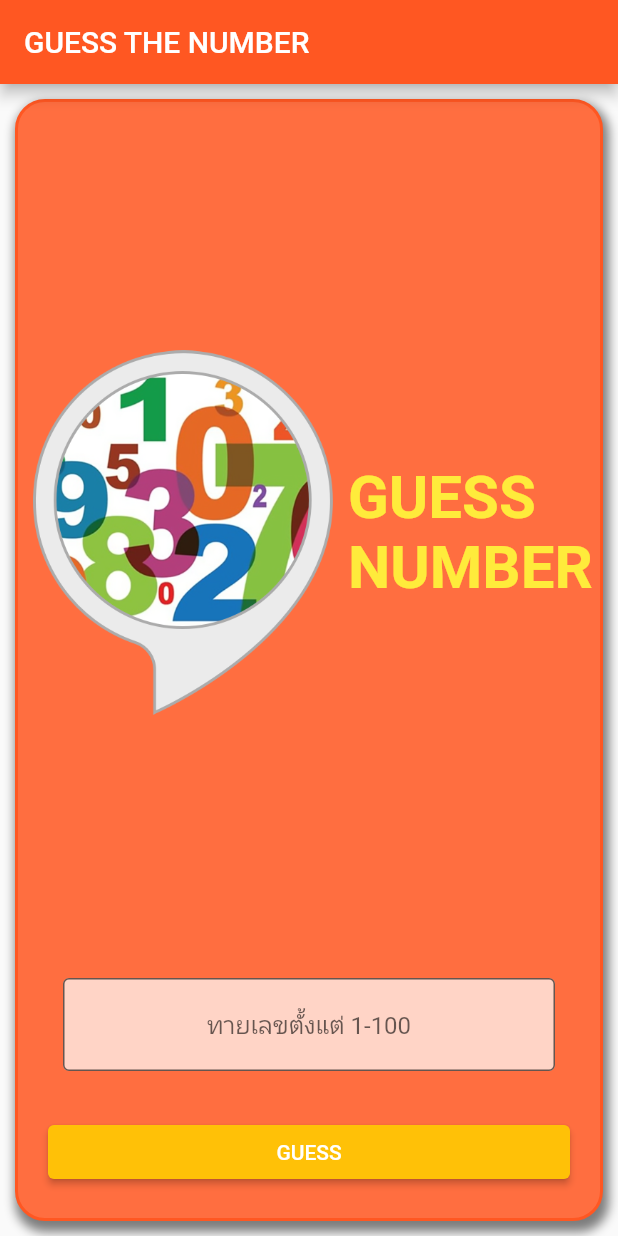
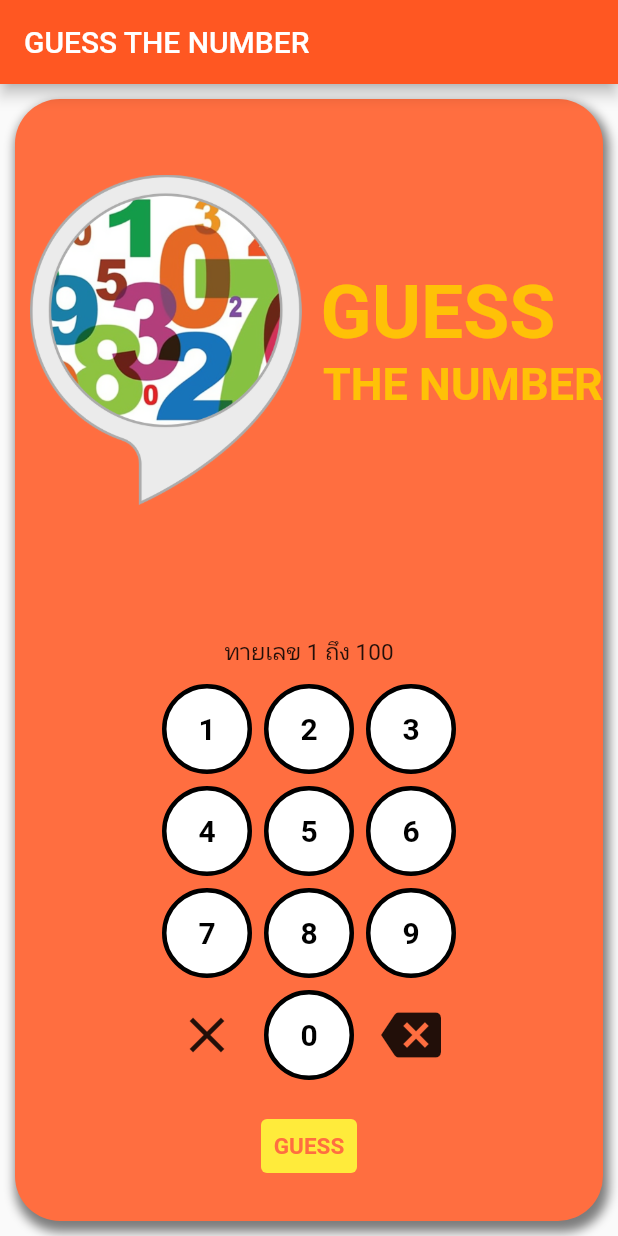
Before and after one commit to suriya686/guess_numberv2, a Flutter app: the screen it shows after launch, on a phone screen of 412 x 824 dp. Run offline on Flutter 3.47's test engine with Material 2 defaults, Android fonts, the phone set to English and light mode, and no system bars.

Commit message:
Initial commit

```diff
--- a/lib/game.dart
+++ b/lib/game.dart
@@ -1,3 +1,4 @@
+import 'package:flutter/material.dart';
 import 'dart:math';
 
 class Game {
--- a/lib/main.dart
+++ b/lib/main.dart
@@ -1,5 +1,5 @@
 import 'package:flutter/material.dart';
-import 'package:guess_number/game.dart';
+import 'game.dart';
 
 void main() {
   runApp(const MyApp());
@@ -11,19 +11,27 @@ class MyApp extends StatelessWidget {
   @override
   Widget build(BuildContext context) {
     return MaterialApp(
-      title: 'GUESS THE NUMBER',
+      title: 'Guess The Number',
       theme: ThemeData(
         primarySwatch: Colors.deepOrange,
       ),
-      home: HomePage(),
+      home: LoginPage(),
     );
   }
 }
+class LoginPage extends StatefulWidget {
+  static const buttonSize = 60.0;
 
-class HomePage extends StatelessWidget {
-  HomePage({Key? key}) : super(key: key);
+  const LoginPage({Key? key}) : super(key: key);
+
+  @override
+  State<LoginPage> createState() => _LoginPageState();
+}
+
+class _LoginPageState extends State<LoginPage> {
   var game = Game(maxRandom: 100);
-  final _controller = TextEditingController();
+  String _input = '';
+  String _input2 = "ทายเลข 1 ถึง 100";
 
   @override
   Widget build(BuildContext context) {
@@ -34,9 +42,7 @@ class HomePage extends StatelessWidget {
         child: Container(
           decoration: BoxDecoration(
               color: Colors.deepOrangeAccent,
-              border: Border.all(width: 2.0, color: Colors.deepOrange),
-              borderRadius: BorderRadius.all(Radius.circular(20)),
-              //border: Border.all(width: 10.0, color: Colors.black38),
+              borderRadius: BorderRadius.circular(30),
               boxShadow: [
                 BoxShadow(
                   color: Colors.black.withOpacity(0.5),
@@ -58,120 +64,146 @@ class HomePage extends StatelessWidget {
                       crossAxisAlignment: CrossAxisAlignment.center,
                       children: [
                         Image.asset('assets/images/guess_logo.png',
-                            height: 300, width: 200),
+                            height: 220),
                         Column(
                           crossAxisAlignment: CrossAxisAlignment.start,
                           mainAxisAlignment: MainAxisAlignment.center,
                           children: [
-                            Text(" GUESS\n NUMBER",
+                            Text(
+                              ' GUESS',
                               style: TextStyle(
-                                    fontSize: 40.0,
-                                    color: Colors.yellow,
-                                    fontWeight: FontWeight.bold)),
+                                  fontSize: 50.0,
+                                  color: Colors.amber,
+                                  fontWeight: FontWeight.bold),
+                            ),
+                            Text(
+                              '  THE NUMBER',
+                              style: TextStyle(
+                                  fontSize: 30.0,
+                                  color: Colors.amber,
+                                  fontWeight: FontWeight.bold),
+                            ),
                           ],
                         ),
                       ],
                     ),
                   ),
+                  Column(
+                    mainAxisAlignment: MainAxisAlignment.center,
+                    children: [
                       Padding(
-                    padding: const EdgeInsets.all(20.0),
-                    child: TextField(
-                      textAlign: TextAlign.center,
-                      controller: _controller,
-                      decoration: InputDecoration(
-                        filled: true,
-                        fillColor: Colors.white.withOpacity(0.7),
-                        border: OutlineInputBorder(),
-                        hintText: 'ทายเลขตั้งแต่ 1-100',
+                        padding: const EdgeInsets.all(8.0),
+                        child: Text(_input, style: TextStyle(fontSize: 20.0)),
+                      ),
+                      Padding(
+                        padding: const EdgeInsets.all(8.0),
+                        child: Text(_input2, style: TextStyle(fontSize: 15.0)),
+                      ),
+                    ],
+                  ),
+                  Row(
+                    mainAxisAlignment: MainAxisAlignment.center,
+                    children: [
+                      for (var i = 1; i <= 3; i++) buildButton(i),
+                    ],
+                  ),
+                  Row(
+                    mainAxisAlignment: MainAxisAlignment.center,
+                    children: [
+                      for (var i = 4; i <= 6; i++) buildButton(i),
+                    ],
+                  ),
+                  Row(
+                    mainAxisAlignment: MainAxisAlignment.center,
+                    children: [
+                      for (var i = 7; i <= 9; i++) buildButton(i),
+                    ],
+                  ),
+                  Row(
+                    mainAxisAlignment: MainAxisAlignment.center,
+                    children: [
+                      Padding(
+                        padding: const EdgeInsets.all(4.0),
+                        child: InkWell(
+                          onTap: () {
+                            print("Delete");
+                            setState(() {
+                              _input = " ";
+                            });
+                          },
+                          borderRadius:
+                          BorderRadius.circular(LoginPage.buttonSize / 2),
+                          child: Container(
+                            alignment: Alignment.center,
+                            width: LoginPage.buttonSize,
+                            height: LoginPage.buttonSize,
+                            child: Icon(Icons.close,size: 40,),
                           ),
                         ),
                       ),
+                      buildButton(0),
+                      buildButton(-1),
+                    ],
+                  ),
                   Padding(
-                    padding: const EdgeInsets.all(10.0),
-                    child: ElevatedButton(
-                      child: Text('GUESS'),
+                    padding: const EdgeInsets.all(16.0),
+                    child: Row(
+                      mainAxisAlignment: MainAxisAlignment.center,
+                      children: [
+                        TextButton(
+                          child: Text('GUESS',style: TextStyle(fontSize: 15.0,fontWeight: FontWeight.bold)),
                           style: TextButton.styleFrom(
-                          primary: Colors.white, backgroundColor: Colors.amber),
+                              primary: Colors.deepOrangeAccent, backgroundColor: Colors.yellow),
                           onPressed: () {
-                        var input = _controller.text;
-                        var guess = int.tryParse(input);
+                            var guess = int.tryParse(_input);
                             if (guess == null) {
-                          showDialog(
-                              context: context,
-                              barrierDismissible: false,
-                              builder: (BuildContext context) {
-                                return AlertDialog(
-                                  title: Text('Error'),
-                                  content: Text('กรอกข้อมูลไม่ถูกต้อง ให้กรอกเฉพาะตัวเลขเท่านั้น'),
-                                  actions: [
-                                    ElevatedButton(
-                                      onPressed: () {
-                                        Navigator.of(context).pop();
-                                      },
-                                      child: Text('OK'),
-                                    )
-                                  ],
+                              setState(() {
+                                _input = " ";
+                              });
+                              _input2 = 'กรอกข้อมูลไม่ถูกต้อง';
+                              Padding(
+                                padding: const EdgeInsets.all(8.0),
+                                child:
+                                Text(_input2),
                               );
-                              });
                             }
                             var result = game.doGuess(guess!);
                             if (result == 1) {
-                          showDialog(
-                              context: context,
-                              barrierDismissible: false,
-                              builder: (BuildContext context) {
-                                return AlertDialog(
-                                  title: Text('Result'),
-                                  content: Text('$guess มากเกินไป กรุณาลองใหม่'),
-                                  actions: [
-                                    ElevatedButton(
-                                      onPressed: () {
-                                        Navigator.of(context).pop();
-                                      },
-                                      child: Text('OK'),
-                                    )
-                                  ],
+                              setState(() {
+                                _input = " ";
+                              });
+                              _input2 = '$guess มากเกินไป!';
+                              Padding(
+                                padding: const EdgeInsets.all(8.0),
+                                child:
+                                Text(_input2),
                               );
+                            } else if (result == -1) {
+                              setState(() {
+                                _input = " ";
                               });
-                        } else if (result == -1) {
-                          showDialog(
-                              context: context,
-                              barrierDismissible: false,
-                              builder: (BuildContext context) {
-                                return AlertDialog(
-                                  title: Text('Result'),
-                                  content: Text('$guess น้อยเกินไป กรุณาลองใหม่'),
-                                  actions: [
-                                    ElevatedButton(
-                                      onPressed: () {
-                                        Navigator.of(context).pop();
-                                      },
-                                      child: Text('OK'),
-                                    )
-                                  ],
+                              _input2 = '$guess น้อยเกินไป!';
+                              Padding(
+                                padding: const EdgeInsets.all(8.0),
+                                child:
+                                Text(_input2),
                               );
+                            } else {
+                              setState(() {
+                                _input = " ";
                               });
-                        } else {
-                          showDialog(
-                              context: context,
-                              barrierDismissible: false,
-                              builder: (BuildContext context) {
-                                return AlertDialog(
-                                  title: Text('Result'),
-                                  content: Text(
-                                      '$guess ถูกต้อง ❤ คุณทายไปทั้งหมด : ${game.countNum()} ครั้ง '),
-                                  actions: [
-                                    ElevatedButton(
-                                      onPressed: () {
-                                        Navigator.of(context).pop();
-                                      },
-                                      child: Text('OK'),
-                                    )
-                                  ],
+                              _input2 =
+                              '$guess ถูกต้อง! จำนวนการทาย ${game.countNum()} ครั้ง';
+                              game.setNumber();
+                              Padding(
+                                padding: const EdgeInsets.all(10.0),
+                                child:
+                                Text(_input2,),
                               );
-                              });
                             }
                           },
+                        ),
+                      ],
                     ),
                   ),
                 ],
@@ -182,4 +214,50 @@ class HomePage extends StatelessWidget {
       ),
     );
   }
+
+  Widget buildButton(int num) {
+    return Padding(
+      padding: const EdgeInsets.all(4.0),
+      child: InkWell(
+        onTap: () {
+          if (num == -1) {
+            print('Backspace');
+
+            setState(() {
+              var length = _input.length;
+              _input = _input.substring(0, length - 1);
+            });
+          } else {
+            if (_input.length < 4) {
+              print('$num');
+
+              setState(() {
+                _input = '$_input$num';
+              });
             }
+          }
+        },
+        borderRadius: BorderRadius.circular(LoginPage.buttonSize / 2),
+        child: Container(
+          decoration: (num == -1)
+              ? null
+              : BoxDecoration(
+              color: Colors.white,
+              shape: BoxShape.circle,
+              border: Border.all(width: 3, color: Colors.black)
+          ),
+          alignment: Alignment.center,
+          width: LoginPage.buttonSize,
+          height: LoginPage.buttonSize,
+          child: (num == -1)
+              ? Icon(Icons.backspace,size: 40,)
+              : Text(
+            '$num',
+            style: TextStyle(fontWeight:FontWeight.bold ,color: Colors.black,fontSize: 20),
+
+          ),
+        ),
+      ),
+    );
+  }
+}
```
Lines whose indentation alone changed are shown as unchanged.
